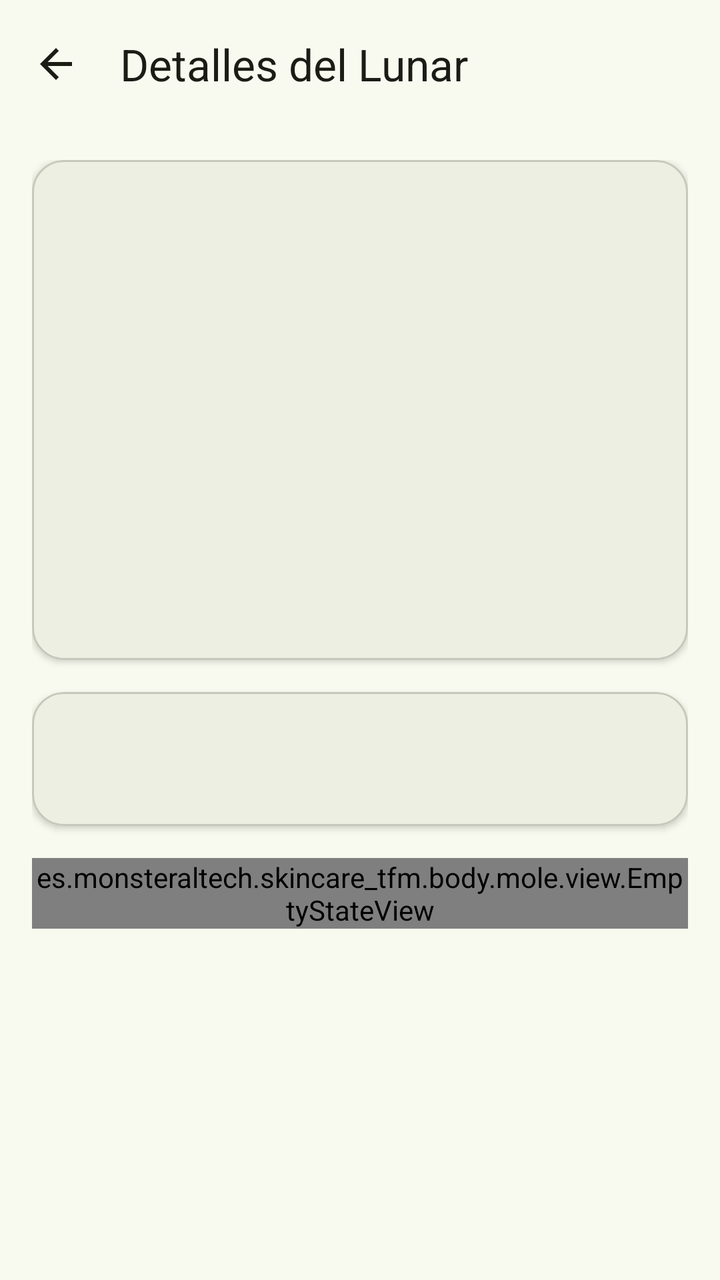
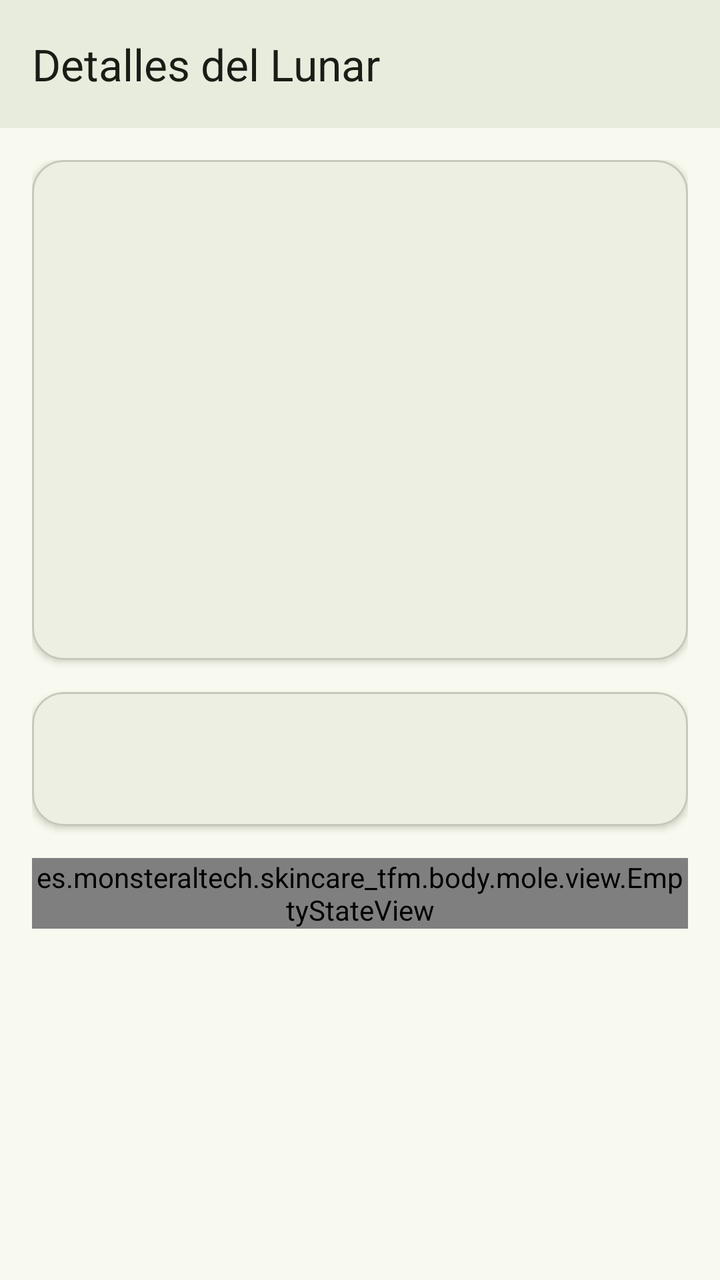

Compare the two renders of this Android layout. The source of the first and the diff that turns it into the second are given below.
<!-- AndroidManifest.xml: activity theme Theme.SkinCare_TFM -->
<!-- res/layout/activity_mole_viewer.xml -->
<?xml version="1.0" encoding="utf-8"?>
<androidx.coordinatorlayout.widget.CoordinatorLayout
    xmlns:android="http://schemas.android.com/apk/res/android"
    xmlns:app="http://schemas.android.com/apk/res-auto"
    xmlns:tools="http://schemas.android.com/tools"
    android:layout_width="match_parent"
    android:layout_height="match_parent"
    android:background="?attr/colorSurface"
    tools:context=".body.mole.MoleViewerActivity">

    <com.google.android.material.appbar.AppBarLayout
        android:layout_width="match_parent"
        android:layout_height="wrap_content"
        android:theme="@style/ThemeOverlay.AppCompat.Dark.ActionBar">

        <com.google.android.material.appbar.MaterialToolbar
            android:id="@+id/toolbar"
            android:layout_width="match_parent"
            android:layout_height="?attr/actionBarSize"
            android:background="?attr/colorSurface"
            app:title="Detalles del Lunar"
            app:titleTextColor="?attr/colorOnSurface"
            app:navigationIcon="@drawable/ic_arrow_back">

            <ImageButton
                android:id="@+id/infoButton"
                android:layout_width="wrap_content"
                android:layout_height="wrap_content"
                android:layout_gravity="end"
                android:layout_marginEnd="16dp"
                android:background="?attr/selectableItemBackgroundBorderless"
                android:src="@drawable/ic_info"
                android:contentDescription="Información del análisis"
                android:visibility="gone" />

        </com.google.android.material.appbar.MaterialToolbar>

    </com.google.android.material.appbar.AppBarLayout>

    <androidx.core.widget.NestedScrollView
        android:id="@+id/mainContent"
        android:layout_width="match_parent"
        android:layout_height="match_parent"
        app:layout_behavior="@string/appbar_scrolling_view_behavior">

        <LinearLayout
            android:layout_width="match_parent"
            android:layout_height="wrap_content"
            android:orientation="vertical"
            android:padding="16dp">

            
            <com.google.android.material.card.MaterialCardView
                android:layout_width="match_parent"
                android:layout_height="wrap_content"
                android:layout_marginBottom="16dp"
                style="@style/Widget.SkinCare_TFM.Card">

                <FrameLayout
                    android:layout_width="match_parent"
                    android:layout_height="wrap_content">

                    
                    <ImageView
                        android:id="@+id/resultImageView"
                        android:layout_width="match_parent"
                        android:layout_height="250dp"
                        android:scaleType="centerCrop"
                        android:contentDescription="Imagen del lunar" />

                    
                    <View
                        android:id="@+id/riskIndicator"
                        android:layout_width="match_parent"
                        android:layout_height="4dp"
                        android:layout_gravity="bottom"
                        android:background="?attr/colorPrimary"
                        android:visibility="gone" />


                </FrameLayout>

            </com.google.android.material.card.MaterialCardView>

            
            <com.google.android.material.card.MaterialCardView
                android:id="@+id/moleInfoCard"
                android:layout_width="match_parent"
                android:layout_height="wrap_content"
                android:layout_marginBottom="16dp"
                style="@style/Widget.SkinCare_TFM.Card">

                <LinearLayout
                    android:layout_width="match_parent"
                    android:layout_height="wrap_content"
                    android:orientation="vertical"
                    android:padding="16dp">

                    <TextView
                        android:id="@+id/detailTitle"
                        android:layout_width="match_parent"
                        android:layout_height="wrap_content"
                        android:textSize="20sp"
                        android:textStyle="bold"
                        android:textColor="?attr/colorOnSurface"
                        android:layout_marginBottom="8dp" />

                    <TextView
                        android:id="@+id/detailDescription"
                        android:layout_width="match_parent"
                        android:layout_height="wrap_content"
                        android:textSize="14sp"
                        android:textColor="?attr/colorOnSurfaceVariant"
                        android:lineSpacingExtra="2dp"
                        android:visibility="gone" />

                </LinearLayout>

            </com.google.android.material.card.MaterialCardView>

            
            <com.google.android.material.card.MaterialCardView
                android:id="@+id/loadingCard"
                android:layout_width="match_parent"
                android:layout_height="wrap_content"
                android:layout_marginBottom="16dp"
                android:visibility="gone"
                style="@style/Widget.SkinCare_TFM.Card">

                <LinearLayout
                    android:layout_width="match_parent"
                    android:layout_height="wrap_content"
                    android:orientation="vertical"
                    android:padding="24dp"
                    android:gravity="center">

                    <com.google.android.material.progressindicator.CircularProgressIndicator
                        android:id="@+id/progressBar"
                        android:layout_width="wrap_content"
                        android:layout_height="wrap_content"
                        android:layout_marginBottom="16dp"
                        app:indicatorColor="?attr/colorPrimary"
                        app:trackColor="?attr/colorSurfaceVariant" />

                    <TextView
                        android:layout_width="match_parent"
                        android:layout_height="wrap_content"
                        android:text="Cargando análisis..."
                        android:textSize="16sp"
                        android:textAlignment="center"
                        android:textColor="?attr/colorOnSurfaceVariant" />

                </LinearLayout>

            </com.google.android.material.card.MaterialCardView>

            
            <es.monsteraltech.skincare_tfm.body.mole.view.EmptyStateView
                android:id="@+id/emptyStateView"
                android:layout_width="match_parent"
                android:layout_height="wrap_content"
                android:layout_marginBottom="16dp" />

            
            <LinearLayout
                android:id="@+id/analysisContainer"
                android:layout_width="match_parent"
                android:layout_height="wrap_content"
                android:orientation="vertical"
                android:visibility="gone">

                
                <com.google.android.material.card.MaterialCardView
                    android:id="@+id/analysisCard"
                    android:layout_width="match_parent"
                    android:layout_height="wrap_content"
                    android:layout_marginBottom="16dp"
                    style="@style/Widget.SkinCare_TFM.Card">

                    <LinearLayout
                        android:layout_width="match_parent"
                        android:layout_height="wrap_content"
                        android:orientation="vertical"
                        android:padding="16dp">

                        <LinearLayout
                            android:layout_width="match_parent"
                            android:layout_height="wrap_content"
                            android:orientation="horizontal"
                            android:gravity="center_vertical">

                            <TextView
                                android:layout_width="wrap_content"
                                android:layout_height="wrap_content"
                                android:text="Score Combinado:"
                                android:textSize="18sp"
                                android:textStyle="bold" />

                            <TextView
                                android:id="@+id/combinedScoreText"
                                android:layout_width="wrap_content"
                                android:layout_height="wrap_content"
                                android:layout_marginStart="8dp"
                                android:text="--"
                                android:textSize="24sp"
                                android:textStyle="bold"
                                android:textColor="?attr/colorPrimary" />

                            <View
                                android:layout_width="0dp"
                                android:layout_height="1dp"
                                android:layout_weight="1" />

                            <TextView
                                android:id="@+id/riskLevelText"
                                android:layout_width="wrap_content"
                                android:layout_height="wrap_content"
                                android:text="Riesgo: --"
                                android:textSize="16sp"
                                android:textStyle="bold" />

                        </LinearLayout>

                        <TextView
                            android:id="@+id/aiProbabilityText"
                            android:layout_width="match_parent"
                            android:layout_height="wrap_content"
                            android:layout_marginTop="8dp"
                            android:text="IA: -- (Confianza: --)"
                            android:textSize="14sp"
                            android:textColor="?attr/colorOnSurfaceVariant"
                            android:visibility="gone" />

                        <View
                            android:layout_width="match_parent"
                            android:layout_height="1dp"
                            android:layout_marginVertical="12dp"
                            android:background="?attr/colorOutline" />

                        <TextView
                            android:id="@+id/recommendationText"
                            android:layout_width="match_parent"
                            android:layout_height="wrap_content"
                            android:text="Analizando..."
                            android:textSize="16sp"
                            android:lineSpacingExtra="2dp" />

                        
                        <com.google.android.material.button.MaterialButton
                            android:id="@+id/viewHistoryButton"
                            android:layout_width="wrap_content"
                            android:layout_height="wrap_content"
                            android:layout_marginTop="12dp"
                            android:text="Ver Evolución"
                            android:visibility="gone"
                            style="@style/Widget.MaterialComponents.Button.TextButton" />

                    </LinearLayout>

                </com.google.android.material.card.MaterialCardView>

                
                <com.google.android.material.card.MaterialCardView
                    android:layout_width="match_parent"
                    android:layout_height="wrap_content"
                    android:layout_marginBottom="16dp"
                    style="@style/Widget.SkinCare_TFM.Card">

                    <LinearLayout
                        android:layout_width="match_parent"
                        android:layout_height="wrap_content"
                        android:orientation="vertical"
                        android:padding="16dp">

                        <TextView
                            android:layout_width="match_parent"
                            android:layout_height="wrap_content"
                            android:text="Análisis ABCDE"
                            android:textSize="18sp"
                            android:textStyle="bold"
                            android:layout_marginBottom="12dp" />

                        
                        <LinearLayout
                            android:id="@+id/asymmetryLayout"
                            android:layout_width="match_parent"
                            android:layout_height="wrap_content"
                            android:orientation="horizontal"
                            android:layout_marginBottom="8dp"
                            android:visibility="gone">

                            <TextView
                                android:layout_width="120dp"
                                android:layout_height="wrap_content"
                                android:text="A - Asimetría:"
                                android:textStyle="bold"
                                android:contentDescription="Criterio A: Asimetría del lunar" />

                            <com.google.android.material.progressindicator.LinearProgressIndicator
                                android:id="@+id/asymmetryProgress"
                                android:layout_width="0dp"
                                android:layout_height="wrap_content"
                                android:layout_weight="1"
                                android:layout_gravity="center_vertical"
                                android:max="100"
                                app:indicatorColor="?attr/colorPrimary"
                                app:trackColor="?attr/colorSurfaceVariant"
                                android:contentDescription="Progreso de evaluación de asimetría"
                                android:importantForAccessibility="yes" />

                            <TextView
                                android:id="@+id/asymmetryScore"
                                android:layout_width="wrap_content"
                                android:layout_height="wrap_content"
                                android:layout_marginStart="8dp"
                                android:text="0/2"
                                android:contentDescription="Puntuación de asimetría sobre 2 puntos" />

                        </LinearLayout>

                        
                        <LinearLayout
                            android:id="@+id/borderLayout"
                            android:layout_width="match_parent"
                            android:layout_height="wrap_content"
                            android:orientation="horizontal"
                            android:layout_marginBottom="8dp"
                            android:visibility="gone">

                            <TextView
                                android:layout_width="120dp"
                                android:layout_height="wrap_content"
                                android:text="B - Bordes:"
                                android:textStyle="bold"
                                android:contentDescription="Criterio B: Irregularidad de bordes del lunar" />

                            <com.google.android.material.progressindicator.LinearProgressIndicator
                                android:id="@+id/borderProgress"
                                android:layout_width="0dp"
                                android:layout_height="wrap_content"
                                android:layout_weight="1"
                                android:layout_gravity="center_vertical"
                                android:max="100"
                                app:indicatorColor="?attr/colorPrimary"
                                app:trackColor="?attr/colorSurfaceVariant"
                                android:contentDescription="Progreso de evaluación de bordes"
                                android:importantForAccessibility="yes" />

                            <TextView
                                android:id="@+id/borderScore"
                                android:layout_width="wrap_content"
                                android:layout_height="wrap_content"
                                android:layout_marginStart="8dp"
                                android:text="0/8"
                                android:contentDescription="Puntuación de bordes sobre 8 puntos" />

                        </LinearLayout>

                        
                        <LinearLayout
                            android:id="@+id/colorLayout"
                            android:layout_width="match_parent"
                            android:layout_height="wrap_content"
                            android:orientation="horizontal"
                            android:layout_marginBottom="8dp"
                            android:visibility="gone">

                            <TextView
                                android:layout_width="120dp"
                                android:layout_height="wrap_content"
                                android:text="C - Color:"
                                android:textStyle="bold"
                                android:contentDescription="Criterio C: Variación de color del lunar" />

                            <com.google.android.material.progressindicator.LinearProgressIndicator
                                android:id="@+id/colorProgress"
                                android:layout_width="0dp"
                                android:layout_height="wrap_content"
                                android:layout_weight="1"
                                android:layout_gravity="center_vertical"
                                android:max="100"
                                app:indicatorColor="?attr/colorPrimary"
                                app:trackColor="?attr/colorSurfaceVariant"
                                android:contentDescription="Progreso de evaluación de color"
                                android:importantForAccessibility="yes" />

                            <TextView
                                android:id="@+id/colorScore"
                                android:layout_width="wrap_content"
                                android:layout_height="wrap_content"
                                android:layout_marginStart="8dp"
                                android:text="0/6"
                                android:contentDescription="Puntuación de color sobre 6 puntos" />

                        </LinearLayout>

                        
                        <LinearLayout
                            android:id="@+id/diameterLayout"
                            android:layout_width="match_parent"
                            android:layout_height="wrap_content"
                            android:orientation="horizontal"
                            android:layout_marginBottom="8dp"
                            android:visibility="gone">

                            <TextView
                                android:layout_width="120dp"
                                android:layout_height="wrap_content"
                                android:text="D - Diámetro:"
                                android:textStyle="bold"
                                android:contentDescription="Criterio D: Tamaño del diámetro del lunar" />

                            <com.google.android.material.progressindicator.LinearProgressIndicator
                                android:id="@+id/diameterProgress"
                                android:layout_width="0dp"
                                android:layout_height="wrap_content"
                                android:layout_weight="1"
                                android:layout_gravity="center_vertical"
                                android:max="100"
                                app:indicatorColor="?attr/colorPrimary"
                                app:trackColor="?attr/colorSurfaceVariant"
                                android:contentDescription="Progreso de evaluación de diámetro"
                                android:importantForAccessibility="yes" />

                            <TextView
                                android:id="@+id/diameterScore"
                                android:layout_width="wrap_content"
                                android:layout_height="wrap_content"
                                android:layout_marginStart="8dp"
                                android:text="0/5"
                                android:contentDescription="Puntuación de diámetro sobre 5 puntos" />

                        </LinearLayout>

                        
                        <LinearLayout
                            android:id="@+id/evolutionLayout"
                            android:layout_width="match_parent"
                            android:layout_height="wrap_content"
                            android:orientation="horizontal"
                            android:layout_marginBottom="8dp"
                            android:visibility="gone">

                            <TextView
                                android:layout_width="120dp"
                                android:layout_height="wrap_content"
                                android:text="E - Evolución:"
                                android:textStyle="bold"
                                android:contentDescription="Criterio E: Evolución temporal del lunar" />

                            <com.google.android.material.progressindicator.LinearProgressIndicator
                                android:id="@+id/evolutionProgress"
                                android:layout_width="0dp"
                                android:layout_height="wrap_content"
                                android:layout_weight="1"
                                android:layout_gravity="center_vertical"
                                android:max="100"
                                app:indicatorColor="?attr/colorPrimary"
                                app:trackColor="?attr/colorSurfaceVariant"
                                android:contentDescription="Progreso de evaluación de evolución"
                                android:importantForAccessibility="yes" />

                            <TextView
                                android:id="@+id/evolutionScore"
                                android:layout_width="wrap_content"
                                android:layout_height="wrap_content"
                                android:layout_marginStart="8dp"
                                android:text="0/3"
                                android:contentDescription="Puntuación de evolución sobre 3 puntos" />

                        </LinearLayout>

                        <LinearLayout
                            android:id="@+id/abcdeScoresContainer"
                            android:layout_width="match_parent"
                            android:layout_height="wrap_content"
                            android:orientation="vertical"
                            android:visibility="gone" />

                        <View
                            android:layout_width="match_parent"
                            android:layout_height="1dp"
                            android:layout_marginVertical="8dp"
                            android:background="?attr/colorOutline" />

                        <TextView
                            android:id="@+id/abcdeTotalScore"
                            android:layout_width="match_parent"
                            android:layout_height="wrap_content"
                            android:text="Score ABCDE Total: --"
                            android:textStyle="bold"
                            android:textSize="16sp" />

                        
                        <TextView
                            android:id="@+id/analysisDateText"
                            android:layout_width="match_parent"
                            android:layout_height="wrap_content"
                            android:textSize="12sp"
                            android:textColor="?attr/colorOnSurfaceVariant"
                            android:layout_marginTop="8dp"
                            android:visibility="gone" />

                    </LinearLayout>

                </com.google.android.material.card.MaterialCardView>

            </LinearLayout>

        </LinearLayout>

    </androidx.core.widget.NestedScrollView>

</androidx.coordinatorlayout.widget.CoordinatorLayout>
<!-- resources referenced by this layout -->
<resources>
  <!-- drawable ic_arrow_back (drawable) -->
  <vector xmlns:android="http://schemas.android.com/apk/res/android"
      android:width="24dp"
      android:height="24dp"
      android:viewportWidth="24"
      android:viewportHeight="24"
      android:tint="?attr/colorOnSurface">
      <path
          android:fillColor="@android:color/white"
          android:pathData="M20,11H7.83l5.59,-5.59L12,4l-8,8 8,8 1.41,-1.41L7.83,13H20v-2z"/>
  </vector>
  <!-- drawable ic_info (drawable) -->
  <?xml version="1.0" encoding="utf-8"?>
  <vector xmlns:android="http://schemas.android.com/apk/res/android"
      android:width="24dp"
      android:height="24dp"
      android:viewportWidth="24"
      android:viewportHeight="24"
      android:tint="?attr/colorControlNormal">
      <path
          android:fillColor="@android:color/white"
          android:pathData="M12,2C6.48,2 2,6.48 2,12s4.48,10 10,10 10,-4.48 10,-10S17.52,2 12,2zM13,17h-2v-6h2v6zM13,9h-2L11,7h2v2z"/>
  </vector>
  <style name="Widget.SkinCare_TFM.Card" parent="Widget.Material3.CardView.Elevated">
          <item name="cardElevation">2dp</item>
          <item name="cardCornerRadius">16dp</item>
          <item name="cardBackgroundColor">@color/md_theme_surface</item>
          <item name="strokeColor">@color/md_theme_outlineVariant</item>
          <item name="strokeWidth">1dp</item>
      </style>
  <style name="Theme.SkinCare_TFM" parent="Base.Theme.SkinCare_TFM" />
  <color name="md_theme_surface">#F9FAEF</color>
  <color name="md_theme_outlineVariant">#C5C8BA</color>
  <color name="md_theme_primary">#4C662B</color>
  <color name="md_theme_onPrimary">#FFFFFF</color>
  <color name="md_theme_primaryContainer">#CDEDA3</color>
  <color name="md_theme_onPrimaryContainer">#354E16</color>
  <color name="md_theme_secondary">#586249</color>
  <color name="md_theme_onSecondary">#FFFFFF</color>
  <color name="md_theme_secondaryContainer">#DCE7C8</color>
  <color name="md_theme_onSecondaryContainer">#404A33</color>
  <color name="md_theme_tertiary">#386663</color>
  <color name="md_theme_onTertiary">#FFFFFF</color>
  <color name="md_theme_tertiaryContainer">#BCECE7</color>
  <color name="md_theme_onTertiaryContainer">#1F4E4B</color>
  <color name="md_theme_error">#BA1A1A</color>
  <color name="md_theme_onError">#FFFFFF</color>
  <color name="md_theme_errorContainer">#FFDAD6</color>
  <color name="md_theme_onErrorContainer">#93000A</color>
  <color name="md_theme_background">#F9FAEF</color>
  <color name="md_theme_onBackground">#1A1C16</color>
  <color name="md_theme_onSurface">#1A1C16</color>
  <color name="md_theme_surfaceVariant">#E1E4D5</color>
  <color name="md_theme_onSurfaceVariant">#44483D</color>
  <color name="md_theme_outline">#75796C</color>
  <color name="md_theme_inverseSurface">#2F312A</color>
  <color name="md_theme_inverseOnSurface">#F1F2E6</color>
  <color name="md_theme_inversePrimary">#B1D18A</color>
  <color name="md_theme_primaryFixed">#CDEDA3</color>
  <color name="md_theme_onPrimaryFixed">#102000</color>
  <color name="md_theme_primaryFixedDim">#B1D18A</color>
  <color name="md_theme_onPrimaryFixedVariant">#354E16</color>
  <color name="md_theme_secondaryFixed">#DCE7C8</color>
  <color name="md_theme_onSecondaryFixed">#151E0B</color>
  <color name="md_theme_secondaryFixedDim">#BFCBAD</color>
  <color name="md_theme_onSecondaryFixedVariant">#404A33</color>
  <color name="md_theme_tertiaryFixed">#BCECE7</color>
  <color name="md_theme_onTertiaryFixed">#00201E</color>
  <color name="md_theme_tertiaryFixedDim">#A0D0CB</color>
  <color name="md_theme_onTertiaryFixedVariant">#1F4E4B</color>
  <color name="md_theme_surfaceDim">#DADBD0</color>
  <color name="md_theme_surfaceBright">#F9FAEF</color>
  <color name="md_theme_surfaceContainerLowest">#FFFFFF</color>
  <color name="md_theme_surfaceContainerLow">#F3F4E9</color>
  <color name="md_theme_surfaceContainer">#EEEFE3</color>
  <color name="md_theme_surfaceContainerHigh">#E8E9DE</color>
  <color name="md_theme_surfaceContainerHighest">#E2E3D8</color>
  <!-- unchanged entries left out for length: 1 -->
</resources>

<!-- the commit's change to res/layout/activity_mole_viewer.xml (unified diff, before → after) -->
@@ -1,5 +1,5 @@
 <?xml version="1.0" encoding="utf-8"?>
-<androidx.coordinatorlayout.widget.CoordinatorLayout
+<androidx.constraintlayout.widget.ConstraintLayout
     xmlns:android="http://schemas.android.com/apk/res/android"
     xmlns:app="http://schemas.android.com/apk/res-auto"
     xmlns:tools="http://schemas.android.com/tools"
@@ -8,40 +8,38 @@
     android:background="?attr/colorSurface"
     tools:context=".body.mole.MoleViewerActivity">
 
-    <com.google.android.material.appbar.AppBarLayout
+    <com.google.android.material.appbar.MaterialToolbar
+        android:id="@+id/toolbar"
         android:layout_width="match_parent"
-        android:layout_height="wrap_content"
-        android:theme="@style/ThemeOverlay.AppCompat.Dark.ActionBar">
-
-        <com.google.android.material.appbar.MaterialToolbar
-            android:id="@+id/toolbar"
-            android:layout_width="match_parent"
-            android:layout_height="?attr/actionBarSize"
-            android:background="?attr/colorSurface"
-            app:title="Detalles del Lunar"
-            app:titleTextColor="?attr/colorOnSurface"
-            app:navigationIcon="@drawable/ic_arrow_back">
-
-            <ImageButton
-                android:id="@+id/infoButton"
-                android:layout_width="wrap_content"
-                android:layout_height="wrap_content"
-                android:layout_gravity="end"
-                android:layout_marginEnd="16dp"
-                android:background="?attr/selectableItemBackgroundBorderless"
-                android:src="@drawable/ic_info"
-                android:contentDescription="Información del análisis"
-                android:visibility="gone" />
-
-        </com.google.android.material.appbar.MaterialToolbar>
-
-    </com.google.android.material.appbar.AppBarLayout>
+        android:layout_height="?attr/actionBarSize"
+        android:background="?attr/colorSurface"
+        android:elevation="4dp"
+        app:layout_constraintTop_toTopOf="parent"
+        app:title="Detalles del Lunar"
+        app:titleTextColor="?attr/colorOnSurface">
+
+        <ImageButton
+            android:id="@+id/infoButton"
+            android:layout_width="wrap_content"
+            android:layout_height="wrap_content"
+            android:layout_gravity="end"
+            android:layout_marginEnd="16dp"
+            android:background="?attr/selectableItemBackgroundBorderless"
+            android:src="@drawable/ic_info"
+            android:contentDescription="Información del análisis"
+            android:visibility="gone" />
+
+    </com.google.android.material.appbar.MaterialToolbar>
 
     <androidx.core.widget.NestedScrollView
         android:id="@+id/mainContent"
         android:layout_width="match_parent"
-        android:layout_height="match_parent"
-        app:layout_behavior="@string/appbar_scrolling_view_behavior">
+        android:layout_height="0dp"
+        android:layout_marginTop="?attr/actionBarSize"
+        app:layout_constraintTop_toTopOf="parent"
+        app:layout_constraintBottom_toBottomOf="parent"
+        app:layout_constraintStart_toStartOf="parent"
+        app:layout_constraintEnd_toEndOf="parent">
 
         <LinearLayout
             android:layout_width="match_parent"
@@ -511,4 +509,4 @@
 
     </androidx.core.widget.NestedScrollView>
 
-</androidx.coordinatorlayout.widget.CoordinatorLayout>
+</androidx.constraintlayout.widget.ConstraintLayout>
<!-- resource entries referenced after the edit -->
@@ -1,16 +1,5 @@
 <!-- resources referenced by this layout -->
 <resources>
-  <!-- drawable ic_arrow_back (drawable) -->
-  <vector xmlns:android="http://schemas.android.com/apk/res/android"
-      android:width="24dp"
-      android:height="24dp"
-      android:viewportWidth="24"
-      android:viewportHeight="24"
-      android:tint="?attr/colorOnSurface">
-      <path
-          android:fillColor="@android:color/white"
-          android:pathData="M20,11H7.83l5.59,-5.59L12,4l-8,8 8,8 1.41,-1.41L7.83,13H20v-2z"/>
-  </vector>
   <!-- drawable ic_info (drawable) -->
   <?xml version="1.0" encoding="utf-8"?>
   <vector xmlns:android="http://schemas.android.com/apk/res/android"
